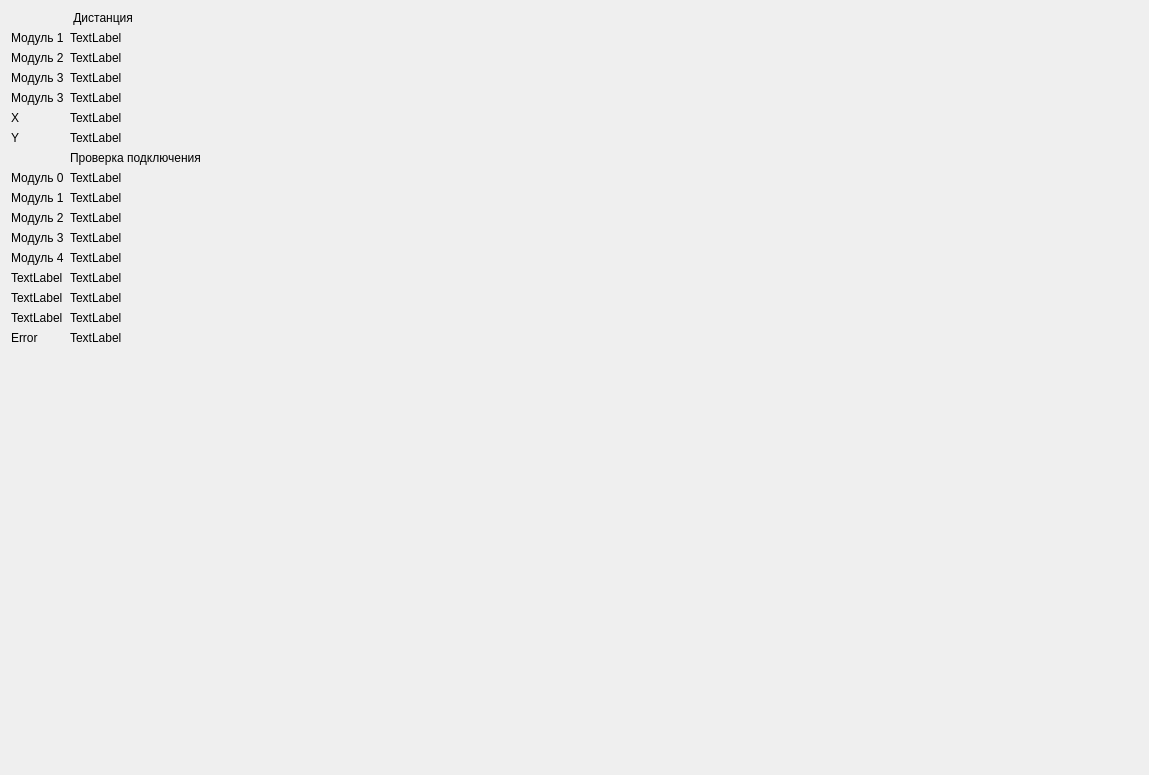
Above: map/map.ui from lch1204/parserUWB before the change. Below: the same form after it.
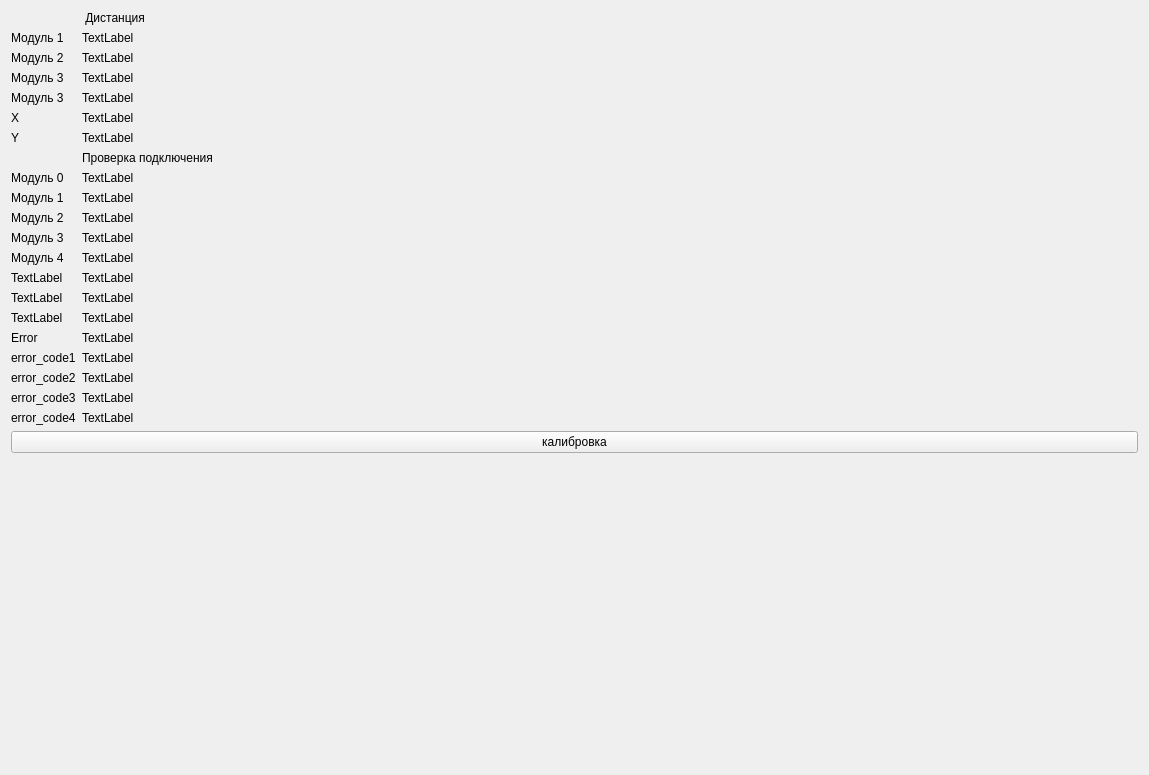
That is the form after the change.

What changed in the file:
```diff
--- a/map/map.ui
+++ b/map/map.ui
@@ -257,6 +257,69 @@
        </property>
       </widget>
      </item>
+     <item row="17" column="0">
+      <widget class="QLabel" name="label_20">
+       <property name="text">
+        <string>error_code1</string>
+       </property>
+      </widget>
+     </item>
+     <item row="17" column="1">
+      <widget class="QLabel" name="error_code1">
+       <property name="text">
+        <string>TextLabel</string>
+       </property>
+      </widget>
+     </item>
+     <item row="18" column="0">
+      <widget class="QLabel" name="label_22">
+       <property name="text">
+        <string>error_code2</string>
+       </property>
+      </widget>
+     </item>
+     <item row="18" column="1">
+      <widget class="QLabel" name="error_code2">
+       <property name="text">
+        <string>TextLabel</string>
+       </property>
+      </widget>
+     </item>
+     <item row="19" column="0">
+      <widget class="QLabel" name="label_24">
+       <property name="text">
+        <string>error_code3</string>
+       </property>
+      </widget>
+     </item>
+     <item row="19" column="1">
+      <widget class="QLabel" name="error_code3">
+       <property name="text">
+        <string>TextLabel</string>
+       </property>
+      </widget>
+     </item>
+     <item row="20" column="0">
+      <widget class="QLabel" name="label_26">
+       <property name="text">
+        <string>error_code4</string>
+       </property>
+      </widget>
+     </item>
+     <item row="20" column="1">
+      <widget class="QLabel" name="error_code4">
+       <property name="text">
+        <string>TextLabel</string>
+       </property>
+      </widget>
+     </item>
+     <item row="21" column="0" colspan="2">
+      <widget class="QPushButton" name="pushButton">
+       <property name="text">
+        <string>калибровка</string>
+       </property>
+      </widget>
+     </item>
     </layout>
    </item>
   </layout>
```
